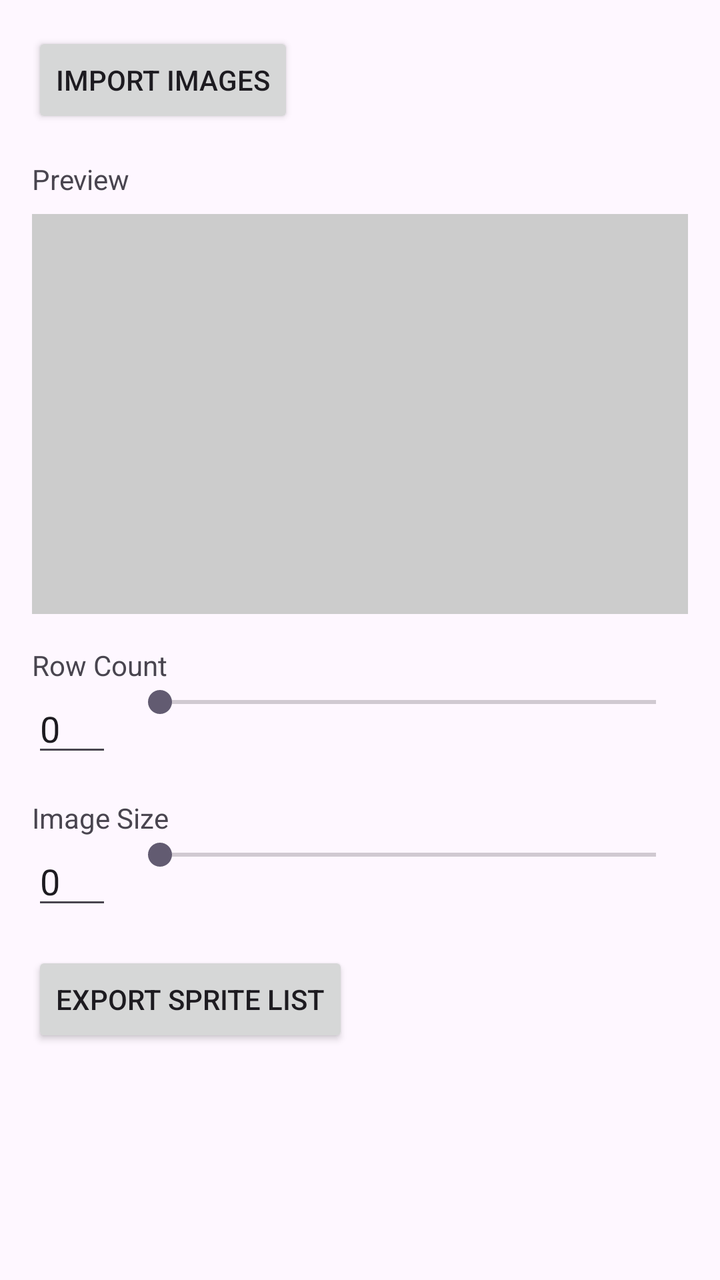
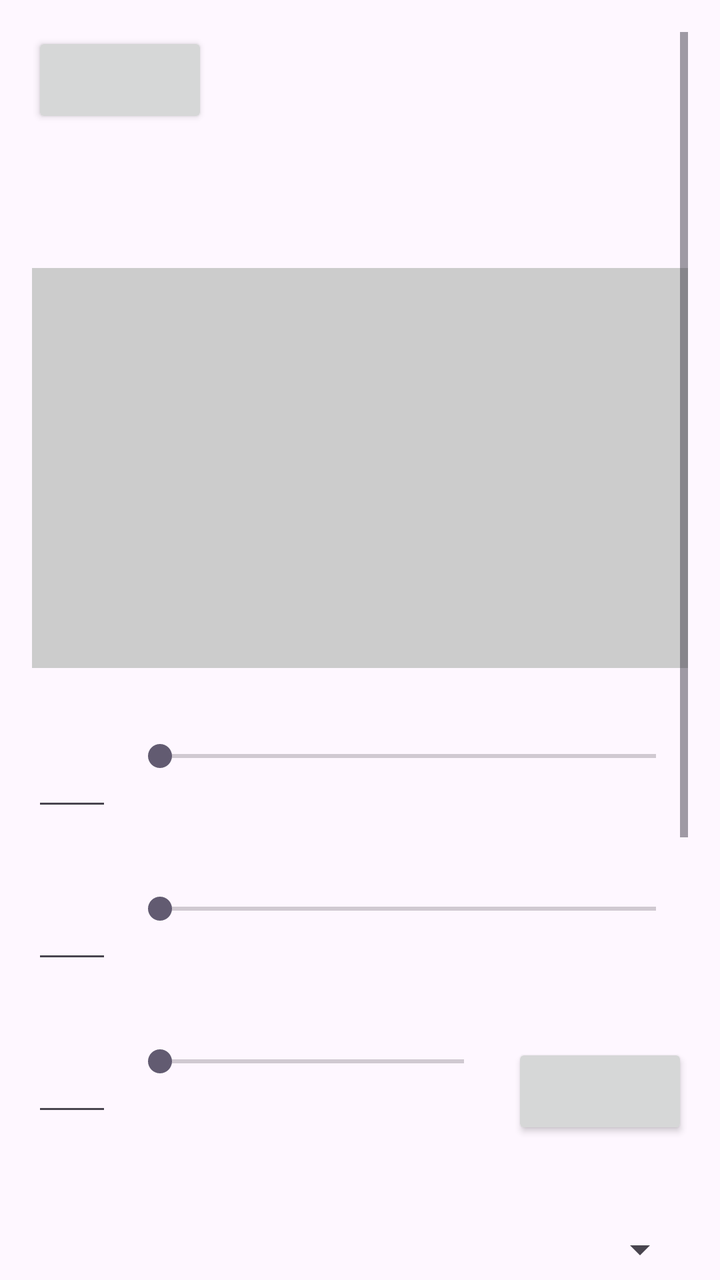

The first picture is an Android layout as it rendered before a commit; the second is the same layout after the commit. The layout source and the unified diff follow.
<!-- AndroidManifest.xml: application theme AppTheme -->
<!-- res/layout/activity_main.xml -->
<?xml version="1.0" encoding="utf-8"?>
<LinearLayout
     xmlns:android="http://schemas.android.com/apk/res/android"
     android:layout_height="match_parent"
     android:layout_width="match_parent"
     android:padding="16dp"
     android:orientation="vertical">

    <Button
         android:layout_height="wrap_content"
         android:layout_width="wrap_content"
         android:id="@+id/importButton"
         android:text="@string/import_images" />

    <TextView
         android:layout_height="wrap_content"
         android:layout_width="wrap_content"
         android:layout_marginTop="16dp"
         android:id="@+id/previewLabel"
         android:text="@string/preview" />

    <ImageView
         android:layout_height="200dp"
         android:layout_width="match_parent"
         android:background="#CCCCCC"
         android:layout_marginTop="8dp"
         android:id="@+id/previewImageView" />

    <TextView
         android:layout_height="wrap_content"
         android:layout_width="wrap_content"
         android:layout_marginTop="16dp"
         android:id="@+id/rowCountLabel"
         android:text="@string/row_count" />

    <LinearLayout
         android:layout_height="wrap_content"
         android:layout_width="match_parent"
         android:orientation="horizontal">

        <EditText
             android:layout_height="wrap_content"
             android:layout_width="40dp"
             android:layout_marginEnd="8dp"
             android:inputType="number"
             android:id="@+id/rowCountEditText"
             android:text="0" />

        <SeekBar
             android:layout_height="wrap_content"
             android:layout_width="0dp"
             android:max="10"
             android:layout_weight="1"
             android:id="@+id/rowCountSeekBar" />

    </LinearLayout>

    <TextView
         android:layout_height="wrap_content"
         android:layout_width="wrap_content"
         android:layout_marginTop="16dp"
         android:id="@+id/imageSizeLabel"
         android:text="@string/image_size" />

    <LinearLayout
         android:layout_height="wrap_content"
         android:layout_width="match_parent"
         android:orientation="horizontal">

        <EditText
             android:layout_height="wrap_content"
             android:layout_width="40dp"
             android:layout_marginEnd="8dp"
             android:inputType="number"
             android:id="@+id/imageSizeEditText"
             android:text="0" />

        <SeekBar
             android:layout_height="wrap_content"
             android:layout_width="0dp"
             android:max="1024"
             android:layout_weight="1"
             android:id="@+id/imageSizeSeekBar" />

    </LinearLayout>

    <Button
         android:layout_height="wrap_content"
         android:layout_width="wrap_content"
         android:layout_marginTop="16dp"
         android:id="@+id/exportButton"
         android:text="@string/export_sprite_list" />

</LinearLayout>
<!-- resources referenced by this layout -->
<resources>
  <string name="export_sprite_list">Export Sprite List</string>
  <string name="image_size">Image Size</string>
  <string name="import_images">Import Images</string>
  <string name="preview">Preview</string>
  <string name="row_count">Row Count</string>
  <style name="AppTheme" parent="Base.AppTheme" />
  <style name="Base.AppTheme" parent="Theme.Material3.DayNight.NoActionBar">
      
      
    </style>
</resources>

<!-- the commit's change to res/layout/activity_main.xml (unified diff, before → after) -->
@@ -1,94 +1,206 @@
 <?xml version="1.0" encoding="utf-8"?>
-<LinearLayout
-     xmlns:android="http://schemas.android.com/apk/res/android"
-     android:layout_height="match_parent"
-     android:layout_width="match_parent"
-     android:padding="16dp"
-     android:orientation="vertical">
-
-    <Button
-         android:layout_height="wrap_content"
-         android:layout_width="wrap_content"
-         android:id="@+id/importButton"
-         android:text="@string/import_images" />
-
-    <TextView
-         android:layout_height="wrap_content"
-         android:layout_width="wrap_content"
-         android:layout_marginTop="16dp"
-         android:id="@+id/previewLabel"
-         android:text="@string/preview" />
-
-    <ImageView
-         android:layout_height="200dp"
-         android:layout_width="match_parent"
-         android:background="#CCCCCC"
-         android:layout_marginTop="8dp"
-         android:id="@+id/previewImageView" />
-
-    <TextView
-         android:layout_height="wrap_content"
-         android:layout_width="wrap_content"
-         android:layout_marginTop="16dp"
-         android:id="@+id/rowCountLabel"
-         android:text="@string/row_count" />
+<ScrollView xmlns:android="http://schemas.android.com/apk/res/android"
+    android:layout_width="match_parent"
+    android:layout_height="match_parent"
+    android:padding="16dp">
 
     <LinearLayout
-         android:layout_height="wrap_content"
-         android:layout_width="match_parent"
-         android:orientation="horizontal">
+        android:layout_width="match_parent"
+        android:layout_height="wrap_content"
+        android:orientation="vertical">
+
+        <Button
+            android:id="@+id/importButton"
+            android:layout_width="wrap_content"
+            android:layout_height="wrap_content" />
+
+        <TextView
+            android:id="@+id/statusTextView"
+            android:layout_width="match_parent"
+            android:layout_height="wrap_content"
+            android:layout_marginTop="8dp" />
+
+        <ProgressBar
+            android:id="@+id/progressBar"
+            android:layout_width="match_parent"
+            android:layout_height="wrap_content"
+            android:layout_marginTop="8dp"
+            android:visibility="gone" />
+
+        <TextView
+            android:id="@+id/previewLabel"
+            android:layout_width="wrap_content"
+            android:layout_height="wrap_content"
+            android:layout_marginTop="16dp" />
+
+        <ImageView
+            android:id="@+id/previewImageView"
+            android:layout_width="match_parent"
+            android:layout_height="200dp"
+            android:background="#CCCCCC"
+            android:layout_marginTop="8dp"
+            android:scaleType="centerInside" />
+
+        
+        <TextView
+            android:id="@+id/rowCountLabel"
+            android:layout_width="wrap_content"
+            android:layout_height="wrap_content"
+            android:layout_marginTop="16dp" />
+
+        <LinearLayout
+            android:layout_width="match_parent"
+            android:layout_height="wrap_content"
+            android:orientation="horizontal">
+
+            <EditText
+                android:id="@+id/rowCountEditText"
+                android:layout_width="40dp"
+                android:layout_height="wrap_content"
+                android:layout_marginEnd="8dp"
+                android:inputType="number" />
+
+            <SeekBar
+                android:id="@+id/rowCountSeekBar"
+                android:layout_width="0dp"
+                android:layout_height="wrap_content"
+                android:layout_weight="1"
+                android:max="20" />
+        </LinearLayout>
+
+        
+        <TextView
+            android:id="@+id/imageWidthLabel"
+            android:layout_width="wrap_content"
+            android:layout_height="wrap_content"
+            android:layout_marginTop="16dp" />
+
+        <LinearLayout
+            android:layout_width="match_parent"
+            android:layout_height="wrap_content"
+            android:orientation="horizontal">
+
+            <EditText
+                android:id="@+id/imageWidthEditText"
+                android:layout_width="40dp"
+                android:layout_height="wrap_content"
+                android:layout_marginEnd="8dp"
+                android:inputType="number" />
+
+            <SeekBar
+                android:id="@+id/imageWidthSeekBar"
+                android:layout_width="0dp"
+                android:layout_height="wrap_content"
+                android:layout_weight="1"
+                android:max="2048" />
+        </LinearLayout>
+
+        
+        <TextView
+            android:id="@+id/imageHeightLabel"
+            android:layout_width="wrap_content"
+            android:layout_height="wrap_content"
+            android:layout_marginTop="16dp" />
+
+        <LinearLayout
+            android:layout_width="match_parent"
+            android:layout_height="wrap_content"
+            android:orientation="horizontal">
+
+            <EditText
+                android:id="@+id/imageHeightEditText"
+                android:layout_width="40dp"
+                android:layout_height="wrap_content"
+                android:layout_marginEnd="8dp"
+                android:inputType="number" />
+
+            <SeekBar
+                android:id="@+id/imageHeightSeekBar"
+                android:layout_width="0dp"
+                android:layout_height="wrap_content"
+                android:layout_weight="1"
+                android:max="2048" />
+
+            <Button
+                android:id="@+id/lockAspectRatioButton"
+                android:layout_width="wrap_content"
+                android:layout_height="wrap_content"
+                android:layout_marginStart="8dp" />
+        </LinearLayout>
+
+        
+        <TextView
+            android:id="@+id/scaleModeLabel"
+            android:layout_width="wrap_content"
+            android:layout_height="wrap_content"
+            android:layout_marginTop="16dp" />
+
+        <Spinner
+            android:id="@+id/scaleModeSpinner"
+            android:layout_width="match_parent"
+            android:layout_height="wrap_content"
+            android:layout_marginTop="8dp" />
+
+        <CheckBox
+            android:id="@+id/maintainAspectRatioCheckbox"
+            android:layout_width="match_parent"
+            android:layout_height="wrap_content"
+            android:layout_marginTop="8dp"
+            android:enabled="false" />
+
+        
+        <TextView
+            android:id="@+id/qualityLabel"
+            android:layout_width="wrap_content"
+            android:layout_height="wrap_content"
+            android:layout_marginTop="16dp" />
+
+        <Spinner
+            android:id="@+id/qualitySpinner"
+            android:layout_width="match_parent"
+            android:layout_height="wrap_content"
+            android:layout_marginTop="8dp" />
+
+        <LinearLayout
+            android:layout_width="match_parent"
+            android:layout_height="wrap_content"
+            android:orientation="horizontal">
+
+            <EditText
+                android:id="@+id/qualityEditText"
+                android:layout_width="40dp"
+                android:layout_height="wrap_content"
+                android:layout_marginEnd="8dp"
+                android:inputType="numberDecimal" />
+
+            <SeekBar
+                android:id="@+id/qualitySeekBar"
+                android:layout_width="0dp"
+                android:layout_height="wrap_content"
+                android:layout_weight="1"
+                android:max="200" />
+        </LinearLayout>
+
+        
+        <CheckBox
+            android:id="@+id/useCustomQualityCheckbox"
+            android:layout_width="match_parent"
+            android:layout_height="wrap_content"
+            android:layout_marginTop="8dp" />
 
         <EditText
-             android:layout_height="wrap_content"
-             android:layout_width="40dp"
-             android:layout_marginEnd="8dp"
-             android:inputType="number"
-             android:id="@+id/rowCountEditText"
-             android:text="0" />
-
-        <SeekBar
-             android:layout_height="wrap_content"
-             android:layout_width="0dp"
-             android:max="10"
-             android:layout_weight="1"
-             android:id="@+id/rowCountSeekBar" />
+            android:id="@+id/customQualityEditText"
+            android:layout_width="match_parent"
+            android:layout_height="wrap_content"
+            android:layout_marginTop="4dp"
+            android:enabled="false"
+            android:inputType="numberDecimal" />
+
+        <Button
+            android:id="@+id/exportButton"
+            android:layout_width="wrap_content"
+            android:layout_height="wrap_content"
+            android:layout_marginTop="16dp" />
 
     </LinearLayout>
-
-    <TextView
-         android:layout_height="wrap_content"
-         android:layout_width="wrap_content"
-         android:layout_marginTop="16dp"
-         android:id="@+id/imageSizeLabel"
-         android:text="@string/image_size" />
-
-    <LinearLayout
-         android:layout_height="wrap_content"
-         android:layout_width="match_parent"
-         android:orientation="horizontal">
-
-        <EditText
-             android:layout_height="wrap_content"
-             android:layout_width="40dp"
-             android:layout_marginEnd="8dp"
-             android:inputType="number"
-             android:id="@+id/imageSizeEditText"
-             android:text="0" />
-
-        <SeekBar
-             android:layout_height="wrap_content"
-             android:layout_width="0dp"
-             android:max="1024"
-             android:layout_weight="1"
-             android:id="@+id/imageSizeSeekBar" />
-
-    </LinearLayout>
-
-    <Button
-         android:layout_height="wrap_content"
-         android:layout_width="wrap_content"
-         android:layout_marginTop="16dp"
-         android:id="@+id/exportButton"
-         android:text="@string/export_sprite_list" />
-
-</LinearLayout>
+</ScrollView>
<!-- resource entries referenced after the edit -->
@@ -1,10 +1,5 @@
 <!-- resources referenced by this layout -->
 <resources>
-  <string name="export_sprite_list">Export Sprite List</string>
-  <string name="image_size">Image Size</string>
-  <string name="import_images">Import Images</string>
-  <string name="preview">Preview</string>
-  <string name="row_count">Row Count</string>
   <style name="AppTheme" parent="Base.AppTheme" />
   <style name="Base.AppTheme" parent="Theme.Material3.DayNight.NoActionBar">
       
